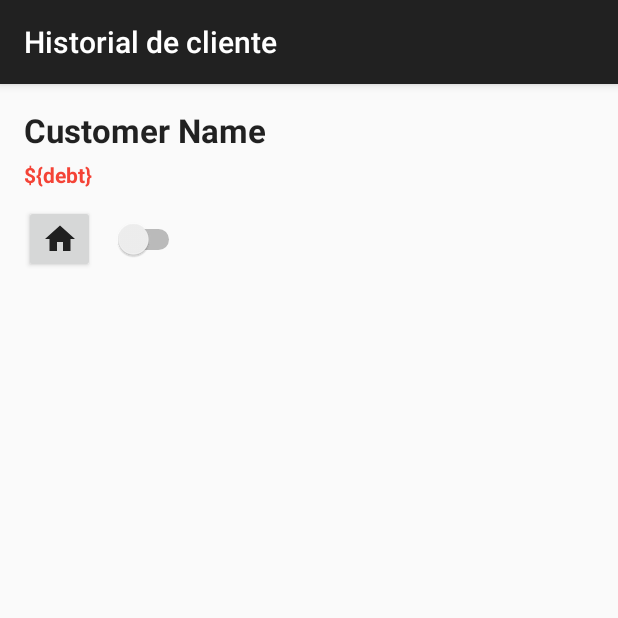
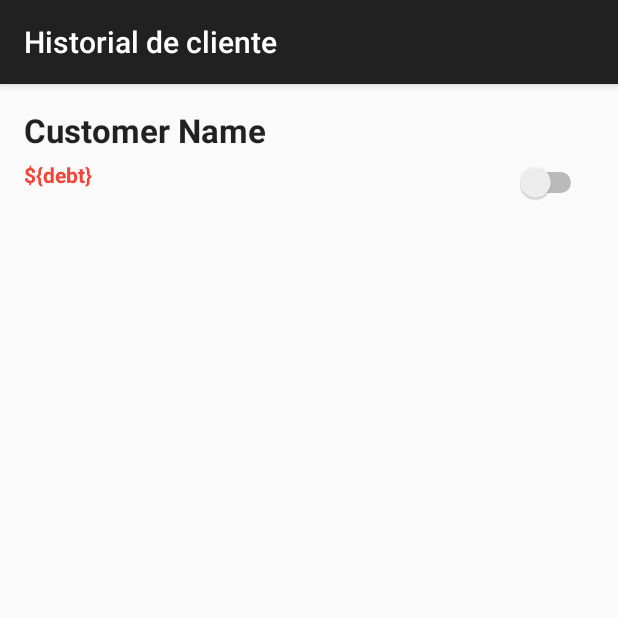
Before and after one commit to pperezp/casero, an Android app: the CustomerViewActivity screen opened directly, with no data from a screen before it, on a phone screen of 412 x 824 dp, the top half of it. Run offline under Robolectric (Android 15) with nearby library versions, the phone set to English and light mode, and no system bars; 4 statements that could not run were skipped.

Commit message:
refactor: refactor customer view
delete address button
add click listener in customer name (see address)
rename some Strings values in app

```diff
--- a/app/src/main/java/cl/casero/CustomerViewActivity.java
+++ b/app/src/main/java/cl/casero/CustomerViewActivity.java
@@ -25,7 +25,6 @@ public class CustomerViewActivity extends ActionBarActivity {
     private TextView debtTextView;
     private ListView detailListView;
     private Switch orderSwitch;
-    private Button addressButton;
 
     private CustomerService customerService;
     private TransactionService transactionService;
@@ -109,9 +108,9 @@ public class CustomerViewActivity extends ActionBarActivity {
             }
         });
 
-        addressButton.setOnClickListener(new View.OnClickListener() {
+        nameTextView.setOnClickListener(new View.OnClickListener() {
             @Override
-            public void onClick(View v) {
+            public void onClick(View view) {
                 Customer customer = customerService.readById(K.customerId);
 
                 AlertDialog.Builder builder = new AlertDialog.Builder(CustomerViewActivity.this);
@@ -132,6 +131,5 @@ public class CustomerViewActivity extends ActionBarActivity {
         debtTextView = (TextView) findViewById(R.id.customerDebtTextView);
         detailListView = (ListView) findViewById(R.id.detailListView);
         orderSwitch = (Switch) findViewById(R.id.orderSwitch);
-        addressButton = (Button) findViewById(R.id.addressButton);
     }
 }
--- a/app/src/main/res/drawable/ic_black_home.xml
+++ /dev/null
@@ -1,5 +0,0 @@
-<vector android:height="24dp" android:tint="#1F1F1F"
-    android:viewportHeight="24" android:viewportWidth="24"
-    android:width="24dp" xmlns:android="http://schemas.android.com/apk/res/android">
-    <path android:fillColor="@android:color/white" android:pathData="M10,20v-6h4v6h5v-8h3L12,3 2,12h3v8z"/>
-</vector>
--- a/app/src/main/res/layout/activity_customer_view.xml
+++ b/app/src/main/res/layout/activity_customer_view.xml
@@ -26,35 +26,26 @@
 
     <ListView
         android:id="@+id/detailListView"
-        android:layout_width="wrap_content"
+        android:layout_width="376dp"
         android:layout_height="0dp"
         app:layout_constraintBottom_toBottomOf="parent"
         app:layout_constraintEnd_toEndOf="parent"
         app:layout_constraintHorizontal_bias="0.38"
         app:layout_constraintStart_toStartOf="parent"
-        app:layout_constraintTop_toBottomOf="@+id/addressButton" />
+        app:layout_constraintTop_toBottomOf="@+id/customerDebtTextView" />
 
     <Switch
         android:id="@+id/orderSwitch"
         android:layout_width="wrap_content"
-        android:layout_height="45dp"
-        android:layout_marginTop="0dp"
+        android:layout_height="30dp"
         app:layout_constraintEnd_toEndOf="parent"
-        app:layout_constraintHorizontal_bias="0.041"
-        app:layout_constraintStart_toEndOf="@+id/addressButton"
-        app:layout_constraintTop_toBottomOf="@+id/customerDebtTextView" />
-
-    <Button
-        android:id="@+id/addressButton"
-        android:layout_width="47dp"
-        android:layout_height="45dp"
-        app:layout_constraintStart_toStartOf="parent"
-        app:layout_constraintTop_toBottomOf="@+id/customerDebtTextView"
-        android:drawableLeft="@drawable/ic_black_home"/>
+        app:layout_constraintHorizontal_bias="0.975"
+        app:layout_constraintStart_toEndOf="@+id/customerDebtTextView"
+        app:layout_constraintTop_toBottomOf="@+id/customerNameTextView" />
 
     <TextView
         android:id="@+id/customerDebtTextView"
-        android:layout_width="match_parent"
+        android:layout_width="145dp"
         android:layout_height="30dp"
         android:layout_centerHorizontal="true"
         android:paddingBottom="10dp"
@@ -62,7 +53,7 @@
         android:textColor="@color/c1"
         android:textStyle="bold"
         app:layout_constraintEnd_toEndOf="parent"
-        app:layout_constraintHorizontal_bias="0.562"
+        app:layout_constraintHorizontal_bias="0.0"
         app:layout_constraintStart_toStartOf="parent"
         app:layout_constraintTop_toBottomOf="@+id/customerNameTextView" />
 
```
